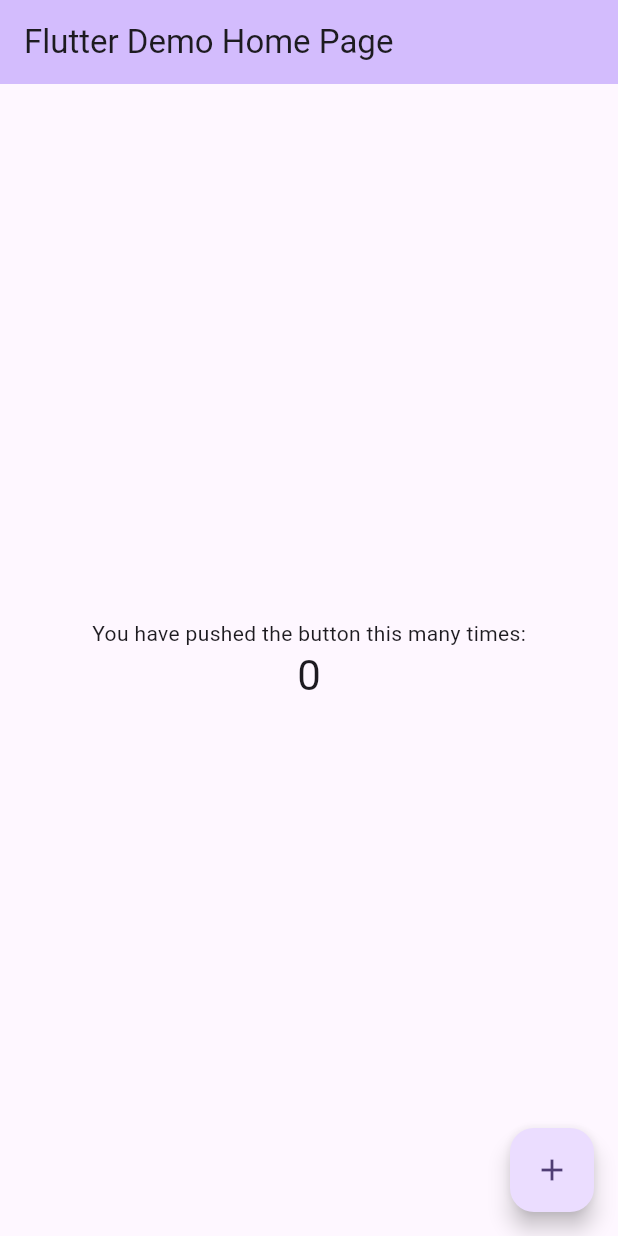
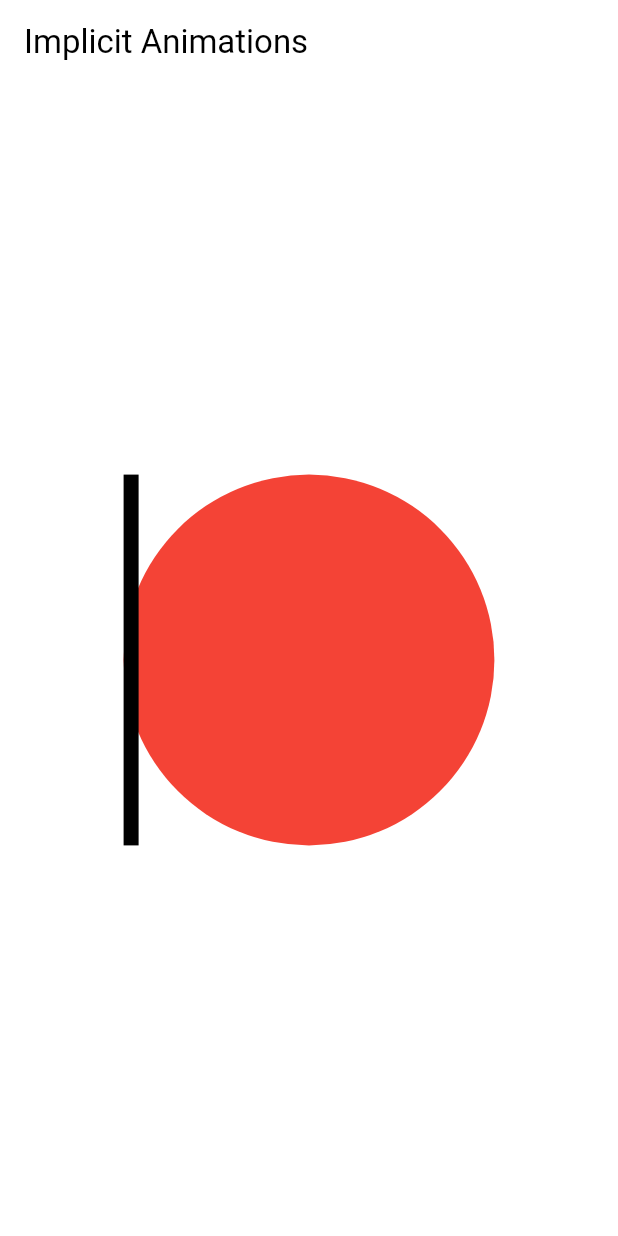
Before and after one commit to ejseo87/implicit_animation_2025, a Flutter app: the screen it shows after launch, on a phone screen of 412 x 824 dp. Run offline on Flutter 3.47's test engine with Material 3 defaults, Android fonts, the phone set to English and light mode, and no system bars.

Commit message:
version1.0

```diff
--- a/lib/main.dart
+++ b/lib/main.dart
@@ -1,4 +1,5 @@
 import 'package:flutter/material.dart';
+import 'package:implicit_animation_2025/screens/implicit_animation_screen.dart';
 
 void main() {
   runApp(const MyApp());
@@ -11,7 +12,7 @@
   @override
   Widget build(BuildContext context) {
     return MaterialApp(
-      title: 'Flutter Demo',
+      title: 'Implicit Animation 2025',
       theme: ThemeData(
         // This is the theme of your application.
         //
@@ -30,93 +31,7 @@
         // tested with just a hot reload.
         colorScheme: ColorScheme.fromSeed(seedColor: Colors.deepPurple),
       ),
-      home: const MyHomePage(title: 'Flutter Demo Home Page'),
+      home: ImplicitAnimationScreen(),
     );
   }
 }
-
-class MyHomePage extends StatefulWidget {
-  const MyHomePage({super.key, required this.title});
-
-  // This widget is the home page of your application. It is stateful, meaning
-  // that it has a State object (defined below) that contains fields that affect
-  // how it looks.
-
-  // This class is the configuration for the state. It holds the values (in this
-  // case the title) provided by the parent (in this case the App widget) and
-  // used by the build method of the State. Fields in a Widget subclass are
-  // always marked "final".
-
-  final String title;
-
-  @override
-  State<MyHomePage> createState() => _MyHomePageState();
-}
-
-class _MyHomePageState extends State<MyHomePage> {
-  int _counter = 0;
-
-  void _incrementCounter() {
-    setState(() {
-      // This call to setState tells the Flutter framework that something has
-      // changed in this State, which causes it to rerun the build method below
-      // so that the display can reflect the updated values. If we changed
-      // _counter without calling setState(), then the build method would not be
-      // called again, and so nothing would appear to happen.
-      _counter++;
-    });
-  }
-
-  @override
-  Widget build(BuildContext context) {
-    // This method is rerun every time setState is called, for instance as done
-    // by the _incrementCounter method above.
-    //
-    // The Flutter framework has been optimized to make rerunning build methods
-    // fast, so that you can just rebuild anything that needs updating rather
-    // than having to individually change instances of widgets.
-    return Scaffold(
-      appBar: AppBar(
-        // TRY THIS: Try changing the color here to a specific color (to
-        // Colors.amber, perhaps?) and trigger a hot reload to see the AppBar
-        // change color while the other colors stay the same.
-        backgroundColor: Theme.of(context).colorScheme.inversePrimary,
-        // Here we take the value from the MyHomePage object that was created by
-        // the App.build method, and use it to set our appbar title.
-        title: Text(widget.title),
-      ),
-      body: Center(
-        // Center is a layout widget. It takes a single child and positions it
-        // in the middle of the parent.
-        child: Column(
-          // Column is also a layout widget. It takes a list of children and
-          // arranges them vertically. By default, it sizes itself to fit its
-          // children horizontally, and tries to be as tall as its parent.
-          //
-          // Column has various properties to control how it sizes itself and
-          // how it positions its children. Here we use mainAxisAlignment to
-          // center the children vertically; the main axis here is the vertical
-          // axis because Columns are vertical (the cross axis would be
-          // horizontal).
-          //
-          // TRY THIS: Invoke "debug painting" (choose the "Toggle Debug Paint"
-          // action in the IDE, or press "p" in the console), to see the
-          // wireframe for each widget.
-          mainAxisAlignment: MainAxisAlignment.center,
-          children: <Widget>[
-            const Text('You have pushed the button this many times:'),
-            Text(
-              '$_counter',
-              style: Theme.of(context).textTheme.headlineMedium,
-            ),
-          ],
-        ),
-      ),
-      floatingActionButton: FloatingActionButton(
-        onPressed: _incrementCounter,
-        tooltip: 'Increment',
-        child: const Icon(Icons.add),
-      ), // This trailing comma makes auto-formatting nicer for build methods.
-    );
-  }
-}
--- /dev/null
+++ b/lib/screens/implicit_animation_screen.dart
@@ -0,0 +1,72 @@
+import 'package:flutter/material.dart';
+
+class ImplicitAnimationScreen extends StatefulWidget {
+  const ImplicitAnimationScreen({super.key});
+
+  @override
+  State<ImplicitAnimationScreen> createState() =>
+      _ImplicitAnimationScreenState();
+}
+
+class _ImplicitAnimationScreenState extends State<ImplicitAnimationScreen> {
+  final Duration _duration = Duration(milliseconds: 1000);
+  bool _rectangle = false;
+  bool _white = false;
+
+  void _onAnimationTap() {
+    setState(() {
+      _rectangle = !_rectangle;
+      if (_rectangle) {
+        _white = true;
+      } else {
+        _white = false;
+      }
+    });
+    //_infiniteLoopingAnimation();
+  }
+
+  /*  void _infiniteLoopingAnimation() {
+    Future.delayed(_duration, () {
+      _onAnimationTap();
+    });
+  }
+ */
+  @override
+  Widget build(BuildContext context) {
+    final size = MediaQuery.of(context).size;
+    return Scaffold(
+      backgroundColor: _rectangle ? Colors.black : Colors.white,
+      appBar: AppBar(
+        title: Text(
+          "Implicit Animations",
+          style: TextStyle(color: _rectangle ? Colors.white : Colors.black),
+        ),
+        backgroundColor: _rectangle ? Colors.black : Colors.white,
+      ),
+      body: Center(
+        child: GestureDetector(
+          onTap: _onAnimationTap,
+          child: Container(
+            //clipBehavior: Clip.hardEdge,
+            width: size.width * 0.6,
+            height: size.width * 0.6,
+            decoration: BoxDecoration(
+              color: Colors.red,
+              shape: _rectangle ? BoxShape.rectangle : BoxShape.circle,
+            ),
+            child: AnimatedAlign(
+              alignment: _white ? Alignment.topRight : Alignment.topLeft,
+              duration: _duration,
+              onEnd: _onAnimationTap,
+              child: Container(
+                width: 10,
+                height: size.width * 0.6,
+                color: _white ? Colors.white : Colors.black,
+              ),
+            ),
+          ),
+        ),
+      ),
+    );
+  }
+}
```
